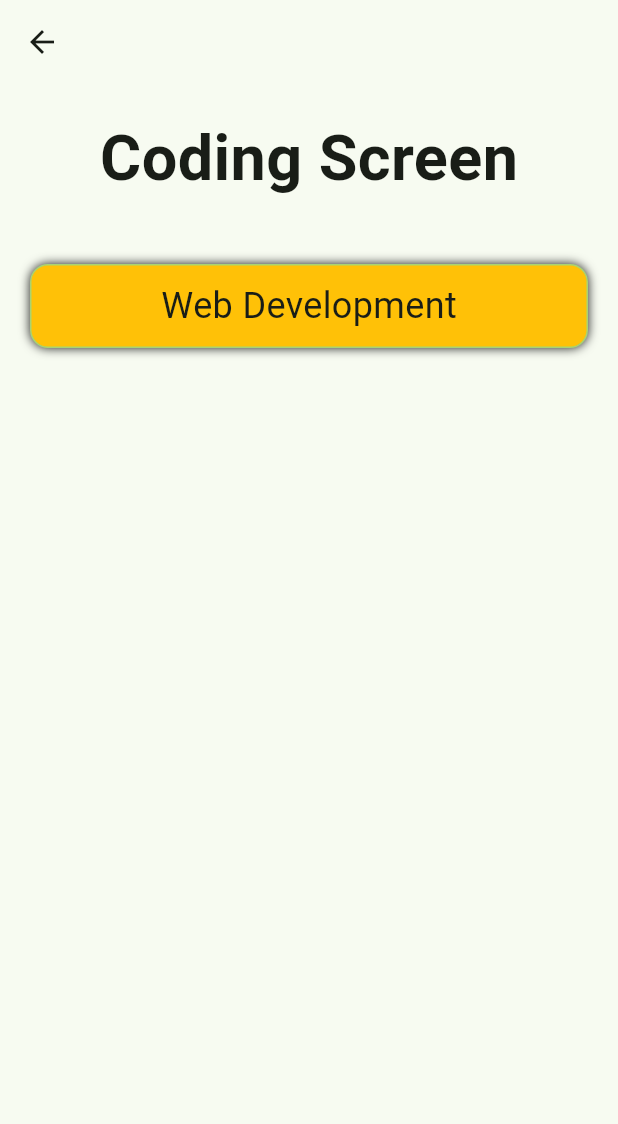
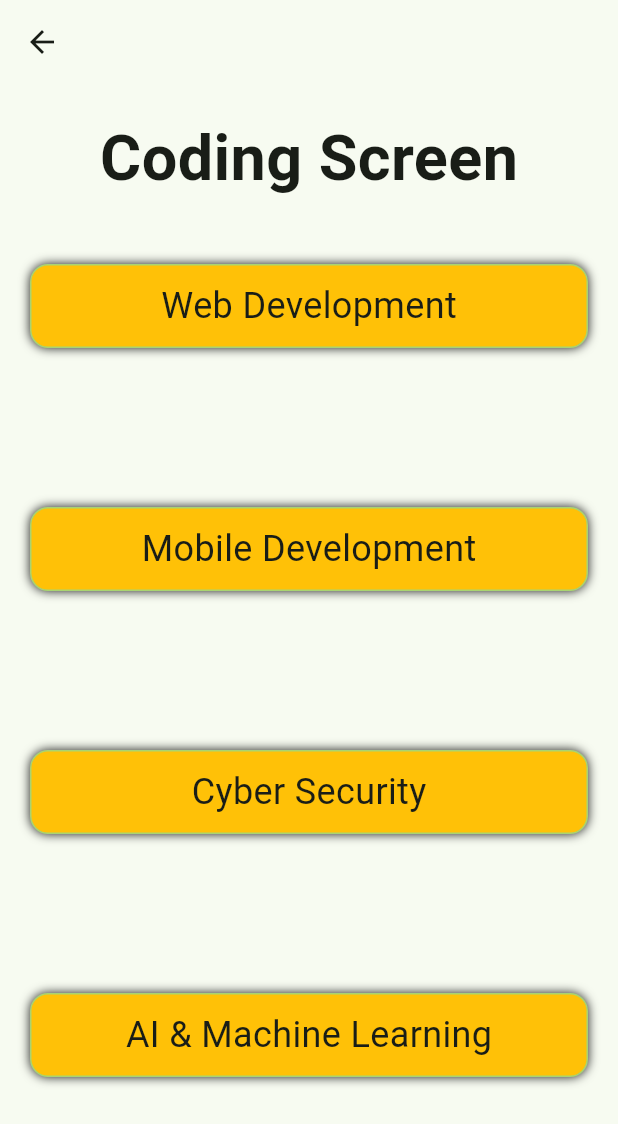
Before and after one commit to fidelisnwabisi/career_dev_app, a Flutter app: the screen it shows after launch, after a tap on "Coding", on a phone screen of 412 x 824 dp. Shown: the top 1124 px of the screen. Run offline on Flutter 3.47's test engine with Material 2 defaults, Android fonts, the phone set to English and light mode, and no system bars.

Commit message:
added different courses under coadingscreen

```diff
--- a/lib/screen/coding_screen/coding_screen.dart
+++ b/lib/screen/coding_screen/coding_screen.dart
@@ -1,4 +1,5 @@
 import 'package:career_dev_app/screen/coding_screen/web_dev.dart';
+import 'package:career_dev_app/utils/course_button.dart';
 import 'package:career_dev_app/utils/title_text.dart';
 import 'package:flutter/material.dart';
 
@@ -10,37 +11,42 @@ class CodingScreen extends StatelessWidget {
     return Scaffold(
       appBar: AppBar(),
       body: Column(
+        mainAxisAlignment: MainAxisAlignment.spaceBetween,
         children: [
           const TitleText(text: "Coding Screen"),
           const SizedBox(height: 20),
-          GestureDetector(
-            onTap: () {
-              Navigator.push(
-                  context, MaterialPageRoute(builder: (_) => WebDevelopment()));
+          CourseButton(
+            onPressed: () {
+              Navigator.push(context,
+                  MaterialPageRoute(builder: (_) => const WebDevelopment()));
             },
-            child: Container(
-              margin: const EdgeInsets.symmetric(horizontal: 20),
-              decoration: BoxDecoration(
-                  color: Colors.amber,
-                  border: Border.all(
-                    color: const Color(0xFFa9d470),
-                  ),
-                  borderRadius: const BorderRadius.all(Radius.circular(12)),
-                  boxShadow: [
-                    BoxShadow(
-                        color: Colors.black.withOpacity(0.9), blurRadius: 5)
-                  ]),
-              child: const Center(
-                child: Padding(
-                  padding: EdgeInsets.all(10),
-                  child: Text(
-                    "Web Development",
-                    style: TextStyle(fontSize: 24),
-                  ),
-                ),
-              ),
-            ),
+            text: "Web Development",
           ),
+          const Spacer(),
+          CourseButton(
+            onPressed: () {
+              Navigator.push(context,
+                  MaterialPageRoute(builder: (_) => const WebDevelopment()));
+            },
+            text: "Mobile Development",
+          ),
+          const Spacer(),
+          CourseButton(
+            onPressed: () {
+              Navigator.push(context,
+                  MaterialPageRoute(builder: (_) => const WebDevelopment()));
+            },
+            text: "Cyber Security",
+          ),
+          const Spacer(),
+          CourseButton(
+            onPressed: () {
+              Navigator.push(context,
+                  MaterialPageRoute(builder: (_) => const WebDevelopment()));
+            },
+            text: "AI & Machine Learning",
+          ),
+          const Spacer(),
         ],
       ),
     );
--- a/lib/screen/home_screen/home_screen.dart
+++ b/lib/screen/home_screen/home_screen.dart
@@ -38,7 +38,7 @@ class HomeScreen extends StatelessWidget {
                   onPressed: () => Navigator.push(
                     context,
                     MaterialPageRoute(
-                      builder: (_) => CodingScreen(),
+                      builder: (_) => const CodingScreen(),
                     ),
                   ),
                 ),
@@ -47,7 +47,7 @@ class HomeScreen extends StatelessWidget {
                   onPressed: () => Navigator.push(
                     context,
                     MaterialPageRoute(
-                      builder: (_) => MarketingScreen(),
+                      builder: (_) => const MarketingScreen(),
                     ),
                   ),
                 ),
@@ -62,7 +62,7 @@ class HomeScreen extends StatelessWidget {
                   onPressed: () => Navigator.push(
                     context,
                     MaterialPageRoute(
-                      builder: (_) => ManagementScreen(),
+                      builder: (_) => const ManagementScreen(),
                     ),
                   ),
                 ),
@@ -71,7 +71,7 @@ class HomeScreen extends StatelessWidget {
                   onPressed: () => Navigator.push(
                     context,
                     MaterialPageRoute(
-                      builder: (_) => WritingScreen(),
+                      builder: (_) => const WritingScreen(),
                     ),
                   ),
                 ),
--- a/lib/utils/course_box.dart
+++ b/lib/utils/course_box.dart
@@ -15,10 +15,10 @@ class CourseBox extends StatelessWidget {
     return GestureDetector(
       onTap: onPressed,
       child: Container(
-        margin: EdgeInsets.only(left: 10, right: 10),
+        margin: const EdgeInsets.only(left: 10, right: 10),
         height: 200,
         width: 150,
-        decoration: BoxDecoration(color: Colors.amber),
+        decoration: const BoxDecoration(color: Colors.amber),
         child: Column(
           mainAxisAlignment: MainAxisAlignment.center,
           children: [
--- /dev/null
+++ b/lib/utils/course_button.dart
@@ -0,0 +1,39 @@
+import 'package:flutter/material.dart';
+
+class CourseButton extends StatelessWidget {
+  final String text;
+  final Function() onPressed;
+  const CourseButton({
+    super.key,
+    required this.text,
+    required this.onPressed,
+  });
+
+  @override
+  Widget build(BuildContext context) {
+    return GestureDetector(
+      onTap: onPressed,
+      child: Container(
+        margin: const EdgeInsets.symmetric(horizontal: 20),
+        decoration: BoxDecoration(
+            color: Colors.amber,
+            border: Border.all(
+              color: const Color(0xFFa9d470),
+            ),
+            borderRadius: const BorderRadius.all(Radius.circular(12)),
+            boxShadow: [
+              BoxShadow(color: Colors.black.withOpacity(0.9), blurRadius: 5)
+            ]),
+        child: Center(
+          child: Padding(
+            padding: const EdgeInsets.all(10),
+            child: Text(
+              (text),
+              style: const TextStyle(fontSize: 24),
+            ),
+          ),
+        ),
+      ),
+    );
+  }
+}
```
